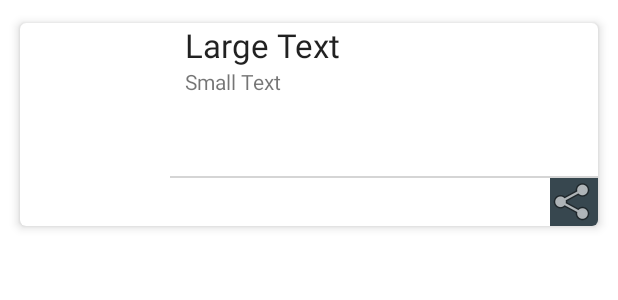
After one commit to NickBers/TallerGiorgioGit, an Android app: the layout item_venta.xml on its own in the app's theme, with its tools: preview values and no code run, on a phone screen of 412 x 824 dp. The commit adds this screen. Shown: the top 300 px of the screen. Run offline under Robolectric (Android 15) with nearby library versions, the phone set to English and light mode, and no system bars.

Commit message:
card view

```diff
--- a/app/src/main/res/layout/activity_main_venta.xml
+++ /dev/null
@@ -1,6 +0,0 @@
-<?xml version="1.0" encoding="utf-8"?>
-<androidx.constraintlayout.widget.ConstraintLayout xmlns:android="http://schemas.android.com/apk/res/android"
-    android:layout_width="match_parent"
-    android:layout_height="match_parent">
-
-</androidx.constraintlayout.widget.ConstraintLayout>
--- /dev/null
+++ b/app/src/main/res/layout/item_venta.xml
@@ -0,0 +1,69 @@
+<?xml version="1.0" encoding="utf-8"?>
+<com.google.android.material.card.MaterialCardView xmlns:android="http://schemas.android.com/apk/res/android"
+    android:layout_width="match_parent"
+    android:layout_height="150dp"
+    app:cardElevation="4dp"
+    app:cardCornerRadius="4dp"
+    app:cardUseCompatPadding="true"
+    xmlns:app="http://schemas.android.com/apk/res-auto"
+    xmlns:tools="http://schemas.android.com/tools"
+    android:layout_marginTop="@dimen/common_paddin_min"
+    android:layout_marginHorizontal="@dimen/common_paddin_min">
+
+
+    <RelativeLayout
+        android:layout_width="wrap_content"
+        android:layout_height="wrap_content">
+
+        <ImageView
+            android:id="@+id/imagen"
+            android:layout_width="100dp"
+            android:layout_height="150dp"
+            android:scaleType="centerCrop" />
+
+
+
+    <TextView
+        android:layout_width="wrap_content"
+        android:layout_height="wrap_content"
+        android:textAppearance="?android:attr/textAppearanceLarge"
+        android:text="Large Text"
+        android:id="@+id/nombre"
+        android:layout_toRightOf="@+id/imagen"
+        android:layout_alignParentTop="true"
+        android:layout_marginLeft="10dp" />
+
+        <TextView
+            android:layout_width="wrap_content"
+            android:layout_height="wrap_content"
+            android:textAppearance="?android:attr/textAppearanceSmall"
+            android:text="Small Text"
+            android:id="@+id/visitas"
+            android:layout_below="@+id/nombre"
+            android:layout_alignLeft="@+id/nombre" />
+
+        <View
+            android:layout_width="wrap_content"
+            android:layout_height="1dp"
+            android:background="#ffd5d5d5"
+            android:id="@+id/linea"
+            android:layout_above="@+id/compartir"
+            android:layout_toRightOf="@+id/imagen">
+
+        </View>
+
+        <ImageView
+            android:layout_width="wrap_content"
+            android:layout_height="wrap_content"
+            android:id="@+id/compartir"
+            android:layout_alignParentBottom="true"
+            android:layout_alignParentRight="true"
+            android:src="@android:drawable/ic_menu_share"
+            android:background="@color/material_blue_grey_800" />
+
+    </RelativeLayout>
+
+
+
+
+</com.google.android.material.card.MaterialCardView>
--- /dev/null
+++ b/app/src/main/res/menu/bottom_navigation_menu.xml
@@ -0,0 +1,4 @@
+<?xml version="1.0" encoding="utf-8"?>
+<menu xmlns:android="http://schemas.android.com/apk/res/android">
+
+</menu>
--- a/app/src/main/res/values/colors.xml
+++ b/app/src/main/res/values/colors.xml
@@ -7,4 +7,5 @@
     <color name="teal_700">#FF018786</color>
     <color name="black">#FF000000</color>
     <color name="white">#FFFFFFFF</color>
+    <color name="color_white_t">#CCFFFFFF</color>
 </resources>
--- a/app/src/main/res/values/strings.xml
+++ b/app/src/main/res/values/strings.xml
@@ -1,3 +1,4 @@
 <resources>
     <string name="app_name">TallerGiorgioGit</string>
+    <string name="description_img_photo">Imagen Producto</string>
 </resources>
```
Also changed, not shown: app/src/main/res/layout/activity_main.xml (+9 -9 lines), app/src/main/res/values/dimens.xml (added, +8 -0 lines).
